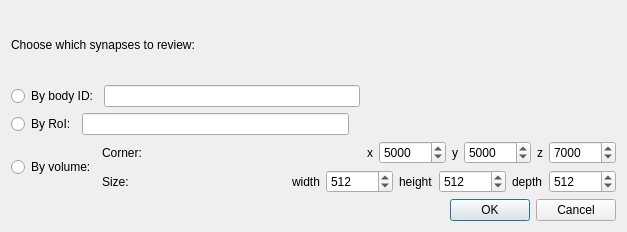
First picture: the form in neurolabi/gui/protocols/synapsereviewinputdialog.ui, repository janelia-flyem/NeuTu, before the edit.
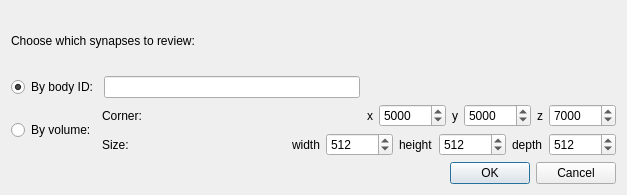
Second picture: the form after the edit.

```diff
--- a/neurolabi/gui/protocols/synapsereviewinputdialog.ui
+++ b/neurolabi/gui/protocols/synapsereviewinputdialog.ui
@@ -7,7 +7,7 @@
     <x>0</x>
     <y>0</y>
     <width>627</width>
-    <height>232</height>
+    <height>195</height>
    </rect>
   </property>
   <property name="windowTitle">
@@ -31,6 +31,9 @@
        <property name="text">
         <string>By body ID:</string>
        </property>
+       <property name="checked">
+        <bool>true</bool>
+       </property>
       </widget>
      </item>
      <item>
@@ -51,33 +54,6 @@
      </item>
     </layout>
    </item>
-   <item>
-    <layout class="QHBoxLayout" name="horizontalLayout_2">
-     <item>
-      <widget class="QRadioButton" name="roiRadioButton">
-       <property name="text">
-        <string>By RoI:</string>
-       </property>
-      </widget>
-     </item>
-     <item>
-      <widget class="QLineEdit" name="lineEdit_2"/>
-     </item>
-     <item>
-      <spacer name="horizontalSpacer_2">
-       <property name="orientation">
-        <enum>Qt::Horizontal</enum>
-       </property>
-       <property name="sizeHint" stdset="0">
-        <size>
-         <width>40</width>
-         <height>20</height>
-        </size>
-       </property>
-      </spacer>
-     </item>
-    </layout>
-   </item>
    <item>
     <layout class="QHBoxLayout" name="horizontalLayout_4">
      <item>
@@ -194,7 +170,10 @@
           </widget>
          </item>
          <item>
-          <widget class="QSpinBox" name="spinBox_5">
+          <widget class="QSpinBox" name="widthSpinBox">
+           <property name="minimum">
+            <number>1</number>
+           </property>
            <property name="maximum">
             <number>1000000</number>
            </property>
@@ -211,7 +190,10 @@
           </widget>
          </item>
          <item>
-          <widget class="QSpinBox" name="spinBox_6">
+          <widget class="QSpinBox" name="heightSpinBox">
+           <property name="minimum">
+            <number>1</number>
+           </property>
            <property name="maximum">
             <number>1000000</number>
            </property>
@@ -228,7 +210,10 @@
           </widget>
          </item>
          <item>
-          <widget class="QSpinBox" name="spinBox_4">
+          <widget class="QSpinBox" name="depthSpinBox">
+           <property name="minimum">
+            <number>1</number>
+           </property>
            <property name="maximum">
             <number>1000000</number>
            </property>
```
Left out of the diff: 8 changed lines with no effect on the pictures.
